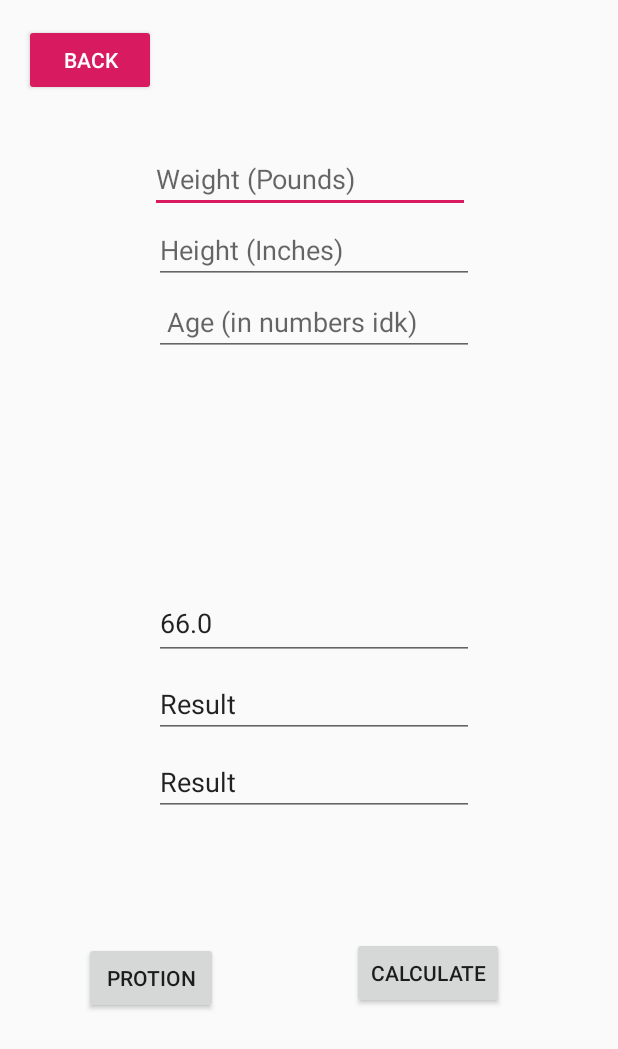
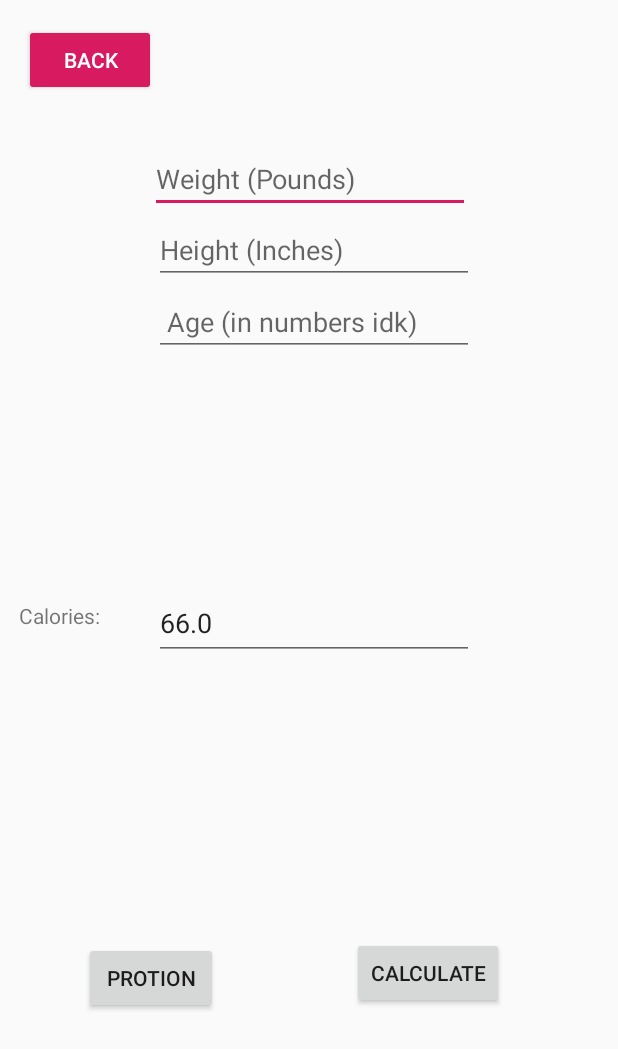
Before and after one commit to Edd97/Pantri, an Android app: the SecondScreen screen opened directly, with no data from a screen before it, after a tap on "CALCULATE", on a phone screen of 412 x 824 dp. Shown: the top 1049 px of the screen. Run offline under Robolectric (Android 15) with nearby library versions, the phone set to English and light mode, and no system bars; 3 statements that could not run were skipped.

```diff
--- a/app/src/main/AndroidManifest.xml
+++ b/app/src/main/AndroidManifest.xml
@@ -10,9 +10,13 @@
         android:supportsRtl="true"
         android:theme="@style/AppTheme">
         <activity
+            android:name=".ThirdScreen"
+            android:label="@string/title_activity_third_screen"
+            android:theme="@style/AppTheme.NoActionBar"></activity>
+        <activity
             android:name=".SecondScreen"
             android:label="@string/title_activity_second_screen"
-            android:theme="@style/AppTheme.NoActionBar"></activity>
+            android:theme="@style/AppTheme.NoActionBar" />
         <activity android:name=".MainActivity">
             <intent-filter>
                 <action android:name="android.intent.action.MAIN" />
--- a/app/src/main/java/com/example/applook/SecondScreen.java
+++ b/app/src/main/java/com/example/applook/SecondScreen.java
@@ -21,43 +21,64 @@ public class SecondScreen extends AppCompatActivity {
         Toolbar toolbar = findViewById(R.id.toolbar);
         setSupportActionBar(toolbar);
 
-        FloatingActionButton fab = findViewById(R.id.fab);
-        fab.setOnClickListener(new View.OnClickListener() {
-            @Override
-            public void onClick(View view) {
-                Snackbar.make(view, "Replace with your own action", Snackbar.LENGTH_LONG)
-                        .setAction("Action", null).show();
-            }
-        });
+
     }
     public void sendMessage (View view){
-        Intent firstScreen = new Intent(this, MainActivity.class);
+        Intent firstScreen = new Intent(this, ThirdScreen.class);
         startActivity(firstScreen);
     }
     public void Calculate (View view) {
 
+        String View = "Calories:";
+        String View2 = " ";
+        String View1 = " ";
         EditText Weight = (EditText)findViewById(R.id.Weight);
         EditText Height = (EditText)findViewById(R.id.Height);
         EditText Age = (EditText)findViewById(R.id.Age);
         TextView CalorieInfo = (TextView)findViewById(R.id.Result);
+        TextView Carbs = (TextView)findViewById(R.id.Result2);
+        TextView Fats = (TextView)findViewById(R.id.Result3);
+        TextView Viewer = (TextView)findViewById(R.id.Identiefier1);
+        TextView Viewer2 = (TextView)findViewById(R.id.Identeifier2);
+        TextView Viewer3 = (TextView)findViewById(R.id.Identifier3);
         int WeightToInt =  Integer.parseInt(Weight.getText().toString());
         int HeighttoInt = Integer.parseInt(Height.getText().toString());
         int AgeInt = Integer.parseInt(Age.getText().toString());
         double CalInfo =  66 + (6.23 *WeightToInt) + (12.7 * HeighttoInt) - (6.8 * AgeInt);
         CalorieInfo.setText(Double.toString(CalInfo));
+        Carbs.setText(View1);
+        Fats.setText(View1);
+        Viewer.setText(View);
+        Viewer2.setText(View2);
+        Viewer3.setText(View1);
+        Carbs.setVisibility(Carbs.INVISIBLE);
+        Fats.setVisibility(Fats.INVISIBLE);
     }
 
     public void Calculate2 (View view){
+        String View = "Protein:";
+        String View1 = "Carbs:";
+        String View2 = "Fats:";
         EditText Weight = (EditText)findViewById(R.id.Weight);
         int WeighttoINt = Integer.parseInt(Weight.getText().toString());
         TextView Protien = (TextView)findViewById(R.id.Result);
         TextView Carbs = (TextView)findViewById(R.id.Result2);
         TextView Fats = (TextView)findViewById(R.id.Result3);
+        TextView Viewer1 = (TextView)findViewById(R.id.Identiefier1);
+        TextView Viewer2 = (TextView)findViewById(R.id.Identeifier2);
+        TextView Viewer3 = (TextView)findViewById(R.id.Identifier3);
         double Protienintake =  (WeighttoINt * 4) * .36;
         double Fatintake = (WeighttoINt * 9) * .30;
         double CarbIntake = (WeighttoINt * 4) *.45;
         Protien.setText(Double.toString(Protienintake));
         Carbs.setText((Double.toString(CarbIntake)));
         Fats.setText(Double.toString(Fatintake));
+        Viewer1.setText(View);
+        Viewer2.setText(View2);
+        Viewer3.setText(View1);
+        Carbs.setVisibility(Carbs.VISIBLE);
+        Fats.setVisibility(Fats.VISIBLE);
+
+
     }
 }
--- a/app/src/main/res/layout/activity_second_screen.xml
+++ b/app/src/main/res/layout/activity_second_screen.xml
@@ -116,6 +116,7 @@
             android:ems="10"
             android:inputType="textPersonName"
             android:text="Result"
+            android:visibility="visible"
             app:layout_constraintBottom_toBottomOf="parent"
             app:layout_constraintEnd_toEndOf="parent" />
 
@@ -129,6 +130,7 @@
             android:ems="10"
             android:inputType="textPersonName"
             android:text="Result"
+            android:visibility="visible"
             app:layout_constraintBottom_toBottomOf="parent"
             app:layout_constraintEnd_toEndOf="parent" />
 
@@ -144,6 +146,48 @@
             app:layout_constraintBottom_toBottomOf="parent"
             app:layout_constraintStart_toStartOf="parent" />
 
+        <TextView
+            android:id="@+id/Identiefier1"
+            android:layout_width="75dp"
+            android:layout_height="31dp"
+            android:layout_marginStart="53dp"
+            android:layout_marginLeft="53dp"
+            android:layout_marginEnd="46dp"
+            android:layout_marginRight="46dp"
+            android:layout_marginBottom="392dp"
+            android:text=" "
+            app:layout_constraintBottom_toBottomOf="parent"
+            app:layout_constraintEnd_toStartOf="@+id/Result"
+            app:layout_constraintHorizontal_bias="0.567"
+            app:layout_constraintStart_toStartOf="parent" />
+
+        <TextView
+            android:id="@+id/Identeifier2"
+            android:layout_width="43dp"
+            android:layout_height="29dp"
+            android:layout_marginStart="32dp"
+            android:layout_marginLeft="32dp"
+            android:layout_marginBottom="280dp"
+            android:text=" "
+            app:layout_constraintBottom_toBottomOf="parent"
+            app:layout_constraintStart_toStartOf="parent" />
+
+        <TextView
+            android:id="@+id/Identifier3"
+            android:layout_width="42dp"
+            android:layout_height="28dp"
+            android:layout_marginStart="51dp"
+            android:layout_marginLeft="51dp"
+            android:layout_marginTop="33dp"
+            android:layout_marginEnd="45dp"
+            android:layout_marginRight="45dp"
+            android:layout_marginBottom="31dp"
+            android:text=" "
+            app:layout_constraintBottom_toTopOf="@+id/Identeifier2"
+            app:layout_constraintEnd_toStartOf="@+id/Result2"
+            app:layout_constraintStart_toStartOf="parent"
+            app:layout_constraintTop_toBottomOf="@+id/Identiefier1" />
+
     </android.support.constraint.ConstraintLayout>
 
 </android.support.design.widget.CoordinatorLayout>
--- a/app/src/main/res/values/colors.xml
+++ b/app/src/main/res/values/colors.xml
@@ -1,6 +1,6 @@
 <?xml version="1.0" encoding="utf-8"?>
 <resources>
-    <color name="colorPrimary">#008577</color>
+    <color name="colorPrimary">#2A6761</color>
     <color name="colorPrimaryDark">#00574B</color>
     <color name="colorAccent">#D81B60</color>
 </resources>
--- a/app/src/main/res/values/strings.xml
+++ b/app/src/main/res/values/strings.xml
@@ -2,4 +2,5 @@
     <string name="app_name">App look</string>
     <string name="button_send">Send</string>
     <string name="title_activity_second_screen">SecondScreen</string>
+    <string name="title_activity_third_screen">ThirdScreen</string>
 </resources>
```
Also changed, not shown: app/src/main/java/com/example/applook/MainActivity.java (+13 -2 lines), app/src/main/java/com/example/applook/ThirdScreen.java (added, +27 -0 lines), app/src/main/res/layout/activity_main.xml (+55 -12 lines), app/src/main/res/layout/activity_third_screen.xml (added, +65 -0 lines), app/src/main/res/layout/content_third_screen.xml (added, +11 -0 lines), 1 other file.
